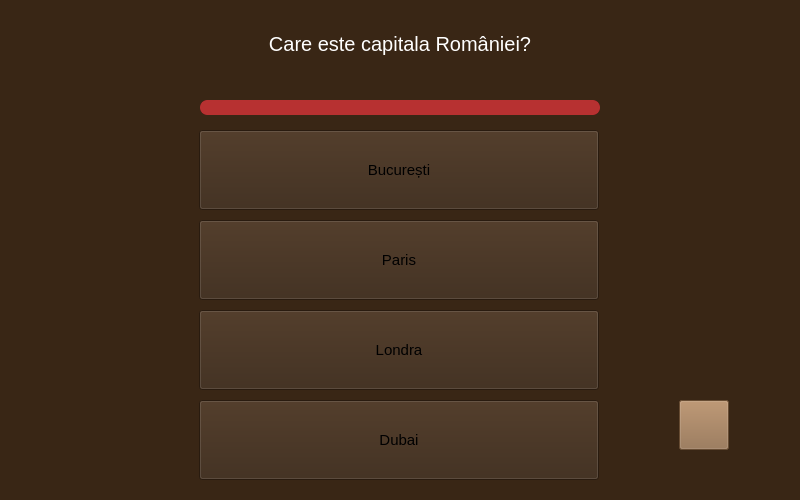
First picture: the form in TriviadorClient/TriviadorClient/form/QuestionWindow.ui, repository andreicorbu1/Triviador, before the edit.
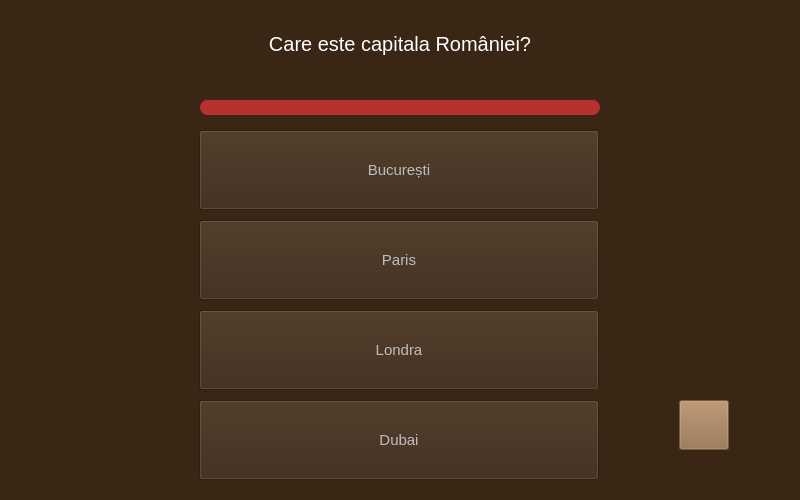
Second picture: the form after the edit. Icons and pictures are not drawn.

Commit message: Added the same functionality, but for multiple answer question

```diff
--- a/TriviadorClient/TriviadorClient/form/QuestionWindow.ui
+++ b/TriviadorClient/TriviadorClient/form/QuestionWindow.ui
@@ -140,7 +140,7 @@
    <widget class="QWidget" name="multiple">
     <widget class="QPushButton" name="answer1">
      <property name="enabled">
-      <bool>true</bool>
+      <bool>false</bool>
      </property>
      <property name="geometry">
       <rect>
@@ -169,6 +169,9 @@
      </property>
     </widget>
     <widget class="QPushButton" name="answer2">
+     <property name="enabled">
+      <bool>false</bool>
+     </property>
      <property name="geometry">
       <rect>
        <x>130</x>
@@ -197,6 +200,9 @@
      </property>
     </widget>
     <widget class="QPushButton" name="answer3">
+     <property name="enabled">
+      <bool>false</bool>
+     </property>
      <property name="geometry">
       <rect>
        <x>130</x>
@@ -225,6 +231,9 @@
      </property>
     </widget>
     <widget class="QPushButton" name="answer4">
+     <property name="enabled">
+      <bool>false</bool>
+     </property>
      <property name="geometry">
       <rect>
        <x>130</x>
@@ -253,6 +262,9 @@
      </property>
     </widget>
     <widget class="QPushButton" name="hammerButton">
+     <property name="enabled">
+      <bool>false</bool>
+     </property>
      <property name="geometry">
       <rect>
        <x>610</x>
```
The commit also changes 1 other file.
